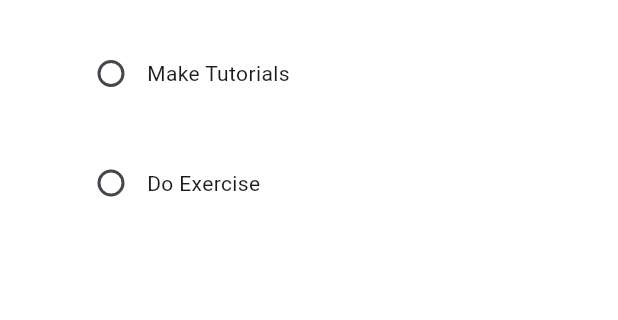
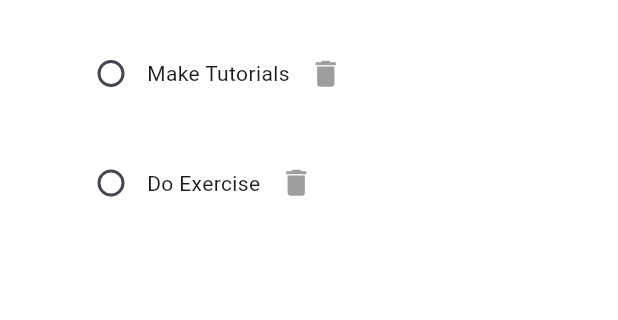
Before and after one commit to AryanTele/todo_app_flutter, a Flutter app: the screen it shows after launch, on a phone screen of 412 x 824 dp, the part 84-404 px from its top. Run offline on Flutter 3.47's test engine with Material 3 defaults, Android fonts, the phone set to English and light mode, and no system bars.

Commit message:
Added delete button

```diff
--- a/lib/utilities/todo_tile.dart
+++ b/lib/utilities/todo_tile.dart
@@ -3,15 +3,18 @@ import 'package:flutter/material.dart';
 class ToDoTile extends StatelessWidget {
   final String taskName;
   final bool taskCompleted;
-
   Function(bool?)? onChanged;
+  VoidCallback onPressed;
 
   ToDoTile({
     super.key,
     required this.taskName,
     required this.taskCompleted,
     required this.onChanged,
+    required this.onPressed,
   });
+
+  void deleteTask(int index) {}
 
   @override
   Widget build(BuildContext context) {
@@ -37,6 +40,13 @@ class ToDoTile extends StatelessWidget {
                       ? TextDecoration.lineThrough
                       : TextDecoration.none),
             ),
+            IconButton(
+                onPressed: onPressed,
+                icon: Icon(
+                  Icons.delete,
+                  color: Colors.grey,
+                  size: 23,
+                ))
           ],
         ),
       ),
```
Also changed, not shown: lib/pages/home_page.dart (+25 -4 lines), lib/utilities/dialog_box.dart (+7 -3 lines), pubspec.yaml (+5 -5 lines), pubspec.lock, 7 other files.
